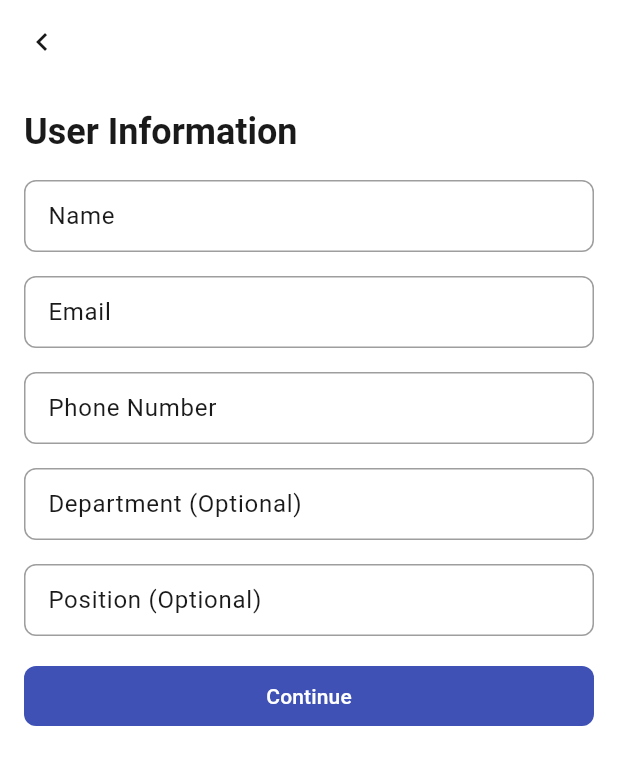
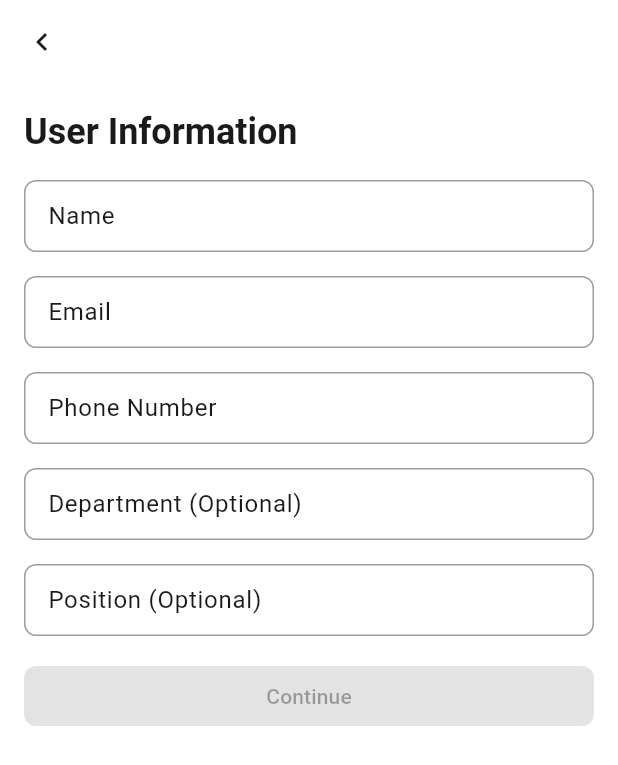
Before and after one commit to Zer0-01/flutter-ims, a Flutter app: the RegisterScreen screen opened directly, on a phone screen of 412 x 824 dp. Shown: the top 765 px of the screen. Run offline on Flutter 3.47's test engine with Material 3 defaults, Android fonts, the phone set to English and light mode, and no system bars; our stand-ins replace adaptive_theme, auto_route, dio, equatable, flutter_bloc, flutter_secure_storage and 2 more; accounts and stored records are empty.

Commit message:
feat: complete

```diff
--- a/lib/l10n/app_en.arb
+++ b/lib/l10n/app_en.arb
@@ -67,5 +67,9 @@
     "continue_string": "Continue",
     "@continue_string": {},
     "asterisk": "*",
-    "@asterisk": {}
+    "@asterisk": {},
+    "eg_software": "e.g. Software",
+    "@eg_software": {},
+    "eg_software_engineer": "e.g. Software Engineer",
+    "@eg_software_engineer": {}
 }
--- a/lib/l10n/app_localizations.dart
+++ b/lib/l10n/app_localizations.dart
@@ -298,6 +298,18 @@ abstract class AppLocalizations {
   /// In en, this message translates to:
   /// **'*'**
   String get asterisk;
+
+  /// No description provided for @eg_software.
+  ///
+  /// In en, this message translates to:
+  /// **'e.g. Software'**
+  String get eg_software;
+
+  /// No description provided for @eg_software_engineer.
+  ///
+  /// In en, this message translates to:
+  /// **'e.g. Software Engineer'**
+  String get eg_software_engineer;
 }
 
 class _AppLocalizationsDelegate extends LocalizationsDelegate<AppLocalizations> {
--- a/lib/l10n/app_localizations_en.dart
+++ b/lib/l10n/app_localizations_en.dart
@@ -109,4 +109,10 @@ class AppLocalizationsEn extends AppLocalizations {
 
   @override
   String get asterisk => '*';
+
+  @override
+  String get eg_software => 'e.g. Software';
+
+  @override
+  String get eg_software_engineer => 'e.g. Software Engineer';
 }
--- a/lib/l10n/app_localizations_ms.dart
+++ b/lib/l10n/app_localizations_ms.dart
@@ -109,4 +109,10 @@ class AppLocalizationsMs extends AppLocalizations {
 
   @override
   String get asterisk => '*';
+
+  @override
+  String get eg_software => 'cth. Perisian';
+
+  @override
+  String get eg_software_engineer => 'cth. Jurutera Perisian';
 }
--- a/lib/l10n/app_ms.arb
+++ b/lib/l10n/app_ms.arb
@@ -67,5 +67,9 @@
     "continue_string": "Teruskan",
     "@continue_string": {},
     "asterisk": "*",
-    "@asterisk": {}
+    "@asterisk": {},
+    "eg_software": "cth. Perisian",
+    "@eg_software": {},
+    "eg_software_engineer": "cth. Jurutera Perisian",
+    "@eg_software_engineer": {}
 }
--- a/lib/presentation/common_widgets/app_text_form_field_widget.dart
+++ b/lib/presentation/common_widgets/app_text_form_field_widget.dart
@@ -4,11 +4,21 @@ import 'package:flutter_ims/utils/extension.dart';
 class AppTextFormFieldWidget extends StatelessWidget {
   final Widget? label;
   final String? hintText;
-  const AppTextFormFieldWidget({super.key, required this.label, this.hintText});
+  final TextEditingController? controller;
+  final String? Function(String?)? validator;
+  const AppTextFormFieldWidget({
+    super.key,
+    required this.label,
+    this.hintText,
+    this.controller,
+    this.validator,
+  });
 
   @override
   Widget build(BuildContext context) {
     return TextFormField(
+      controller: controller,
+      validator: validator,
       decoration: InputDecoration(
         isDense: true,
 
@@ -20,7 +30,10 @@ class AppTextFormFieldWidget extends StatelessWidget {
         focusedBorder: OutlineInputBorder(
           borderRadius: BorderRadius.circular(8),
         ),
-        errorBorder: OutlineInputBorder(borderRadius: BorderRadius.circular(8)),
+        errorBorder: OutlineInputBorder(
+          borderRadius: BorderRadius.circular(8),
+          borderSide: BorderSide(color: context.colorScheme.error),
+        ),
         hintText: hintText,
         hintStyle: context.textTheme.bodyLarge?.copyWith(
           color: context.colorScheme.outline,
--- a/lib/presentation/screen/register/register_screen.dart
+++ b/lib/presentation/screen/register/register_screen.dart
@@ -18,8 +18,10 @@ class RegisterScreen extends StatefulWidget {
 class _RegisterScreenState extends State<RegisterScreen> {
   late final TextEditingController _nameController;
   late final TextEditingController _emailController;
-  late final TextEditingController _passwordController;
-  late final TextEditingController _confirmPasswordController;
+  late final TextEditingController _phoneController;
+  late final TextEditingController _departmentController;
+  late final TextEditingController _positionController;
+
   final GlobalKey<FormState> _formKey = GlobalKey<FormState>();
 
   @override
@@ -27,17 +29,29 @@ class _RegisterScreenState extends State<RegisterScreen> {
     super.initState();
     _nameController = TextEditingController();
     _emailController = TextEditingController();
-    _passwordController = TextEditingController();
-    _confirmPasswordController = TextEditingController();
+    _phoneController = TextEditingController();
+    _departmentController = TextEditingController();
+    _positionController = TextEditingController();
+
+    _nameController.addListener(_onChanged);
+    _emailController.addListener(_onChanged);
+    _phoneController.addListener(_onChanged);
+    _departmentController.addListener(_onChanged);
+    _positionController.addListener(_onChanged);
   }
 
   @override
   void dispose() {
     _nameController.dispose();
     _emailController.dispose();
-    _passwordController.dispose();
-    _confirmPasswordController.dispose();
+    _phoneController.dispose();
+    _departmentController.dispose();
+    _positionController.dispose();
     super.dispose();
+  }
+
+  void _onChanged() {
+    setState(() {});
   }
 
   @override
@@ -54,17 +68,26 @@ class _RegisterScreenState extends State<RegisterScreen> {
         child: SingleChildScrollView(
           child: Form(
             key: _formKey,
-            child: const Column(
+            child: Column(
               spacing: 16,
               crossAxisAlignment: CrossAxisAlignment.start,
               children: [
-                RegisterHeadlineWidget(),
-                NameFormWidget(),
-                EmailFormWidget(),
-                PhoneFormWidget(),
-                DepartmentFormWidget(),
-                PositionFormWidget(),
-                ContinueButtonWidget(),
+                const RegisterHeadlineWidget(),
+                NameFormWidget(nameController: _nameController),
+                EmailFormWidget(emailController: _emailController),
+                PhoneFormWidget(phoneController: _phoneController),
+                DepartmentFormWidget(
+                  departmentController: _departmentController,
+                ),
+                PositionFormWidget(positionController: _positionController),
+                ContinueButtonWidget(
+                  formKey: _formKey,
+                  nameController: _nameController,
+                  emailController: _emailController,
+                  phoneController: _phoneController,
+                  departmentController: _departmentController,
+                  positionController: _positionController,
+                ),
               ],
             ),
           ),
--- a/lib/presentation/screen/register/widgets/continue_button_widget.dart
+++ b/lib/presentation/screen/register/widgets/continue_button_widget.dart
@@ -2,7 +2,22 @@ import 'package:flutter/material.dart';
 import 'package:flutter_ims/utils/extension.dart';
 
 class ContinueButtonWidget extends StatelessWidget {
-  const ContinueButtonWidget({super.key});
+  final GlobalKey<FormState> formKey;
+  final TextEditingController nameController;
+  final TextEditingController emailController;
+  final TextEditingController phoneController;
+  final TextEditingController departmentController;
+  final TextEditingController positionController;
+
+  const ContinueButtonWidget({
+    super.key,
+    required this.nameController,
+    required this.emailController,
+    required this.phoneController,
+    required this.departmentController,
+    required this.positionController,
+    required this.formKey,
+  });
 
   @override
   Widget build(BuildContext context) {
@@ -16,10 +31,23 @@ class ContinueButtonWidget extends StatelessWidget {
               borderRadius: BorderRadius.circular(8),
             ),
           ),
-          onPressed: () {},
+          onPressed:
+              _isEnabled(
+                    nameController.text,
+                    emailController.text,
+                    phoneController.text,
+                  )
+                  ? () {
+                    if (formKey.currentState?.validate() ?? false) {}
+                  }
+                  : null,
           child: Text(context.l10n.continue_string),
         ),
       ),
     );
   }
+
+  bool _isEnabled(String name, String email, String phone) {
+    return name.isNotEmpty && email.isNotEmpty && phone.isNotEmpty;
+  }
 }
--- a/lib/presentation/screen/register/widgets/department_form_widget.dart
+++ b/lib/presentation/screen/register/widgets/department_form_widget.dart
@@ -3,15 +3,17 @@ import 'package:flutter_ims/presentation/common_widgets/app_text_form_field_widg
 import 'package:flutter_ims/utils/extension.dart';
 
 class DepartmentFormWidget extends StatelessWidget {
-  const DepartmentFormWidget({super.key});
+  final TextEditingController departmentController;
+  const DepartmentFormWidget({super.key, required this.departmentController});
 
   @override
   Widget build(BuildContext context) {
     return Padding(
       padding: const EdgeInsets.symmetric(horizontal: 16.0),
       child: AppTextFormFieldWidget(
+        controller: departmentController,
         label: Text("${context.l10n.department} (${context.l10n.optional})"),
-        hintText: context.l10n.eg_johndoemailcom,
+        hintText: context.l10n.eg_software,
       ),
     );
   }
--- a/lib/presentation/screen/register/widgets/email_form_widget.dart
+++ b/lib/presentation/screen/register/widgets/email_form_widget.dart
@@ -1,15 +1,24 @@
 import 'package:flutter/material.dart';
 import 'package:flutter_ims/presentation/common_widgets/app_text_form_field_widget.dart';
 import 'package:flutter_ims/utils/extension.dart';
+import 'package:flutter_ims/utils/form_validator.dart';
 
 class EmailFormWidget extends StatelessWidget {
-  const EmailFormWidget({super.key});
+  final TextEditingController emailController;
+  const EmailFormWidget({super.key, required this.emailController});
 
   @override
   Widget build(BuildContext context) {
     return Padding(
       padding: const EdgeInsets.symmetric(horizontal: 16.0),
       child: AppTextFormFieldWidget(
+        controller: emailController,
+        validator: (value) {
+          if (FormValidator.isNotValidEmail(value ?? "")) {
+            return context.l10n.email_must_be_valid;
+          }
+          return null;
+        },
         label: Text(context.l10n.email),
         hintText: context.l10n.eg_johndoemailcom,
       ),
--- a/lib/presentation/screen/register/widgets/name_form_widget.dart
+++ b/lib/presentation/screen/register/widgets/name_form_widget.dart
@@ -3,13 +3,16 @@ import 'package:flutter_ims/presentation/common_widgets/app_text_form_field_widg
 import 'package:flutter_ims/utils/extension.dart';
 
 class NameFormWidget extends StatelessWidget {
-  const NameFormWidget({super.key});
+  final TextEditingController nameController;
+  const NameFormWidget({super.key, required this.nameController});
 
   @override
   Widget build(BuildContext context) {
     return Padding(
       padding: const EdgeInsets.symmetric(horizontal: 16.0),
       child: AppTextFormFieldWidget(
+        controller: nameController,
+
         label: Text(context.l10n.name),
         hintText: context.l10n.eg_john_doe,
       ),
--- a/lib/presentation/screen/register/widgets/phone_form_widget.dart
+++ b/lib/presentation/screen/register/widgets/phone_form_widget.dart
@@ -1,15 +1,19 @@
 import 'package:flutter/material.dart';
 import 'package:flutter_ims/presentation/common_widgets/app_text_form_field_widget.dart';
 import 'package:flutter_ims/utils/extension.dart';
+import 'package:flutter_ims/utils/form_validator.dart';
 
 class PhoneFormWidget extends StatelessWidget {
-  const PhoneFormWidget({super.key});
+  final TextEditingController phoneController;
+  const PhoneFormWidget({super.key, required this.phoneController});
 
   @override
   Widget build(BuildContext context) {
     return Padding(
       padding: const EdgeInsets.symmetric(horizontal: 16.0),
       child: AppTextFormFieldWidget(
+        controller: phoneController,
+
         label: Text(context.l10n.phone_number),
         hintText: context.l10n.eg_60123456789,
       ),
--- a/lib/presentation/screen/register/widgets/position_form_widget.dart
+++ b/lib/presentation/screen/register/widgets/position_form_widget.dart
@@ -3,15 +3,17 @@ import 'package:flutter_ims/presentation/common_widgets/app_text_form_field_widg
 import 'package:flutter_ims/utils/extension.dart';
 
 class PositionFormWidget extends StatelessWidget {
-  const PositionFormWidget({super.key});
+  final TextEditingController positionController;
+  const PositionFormWidget({super.key, required this.positionController});
 
   @override
   Widget build(BuildContext context) {
     return Padding(
       padding: const EdgeInsets.symmetric(horizontal: 16.0),
       child: AppTextFormFieldWidget(
+        controller: positionController,
         label: Text("${context.l10n.position} (${context.l10n.optional})"),
-        hintText: context.l10n.eg_johndoemailcom,
+        hintText: context.l10n.eg_software_engineer,
       ),
     );
   }
```
